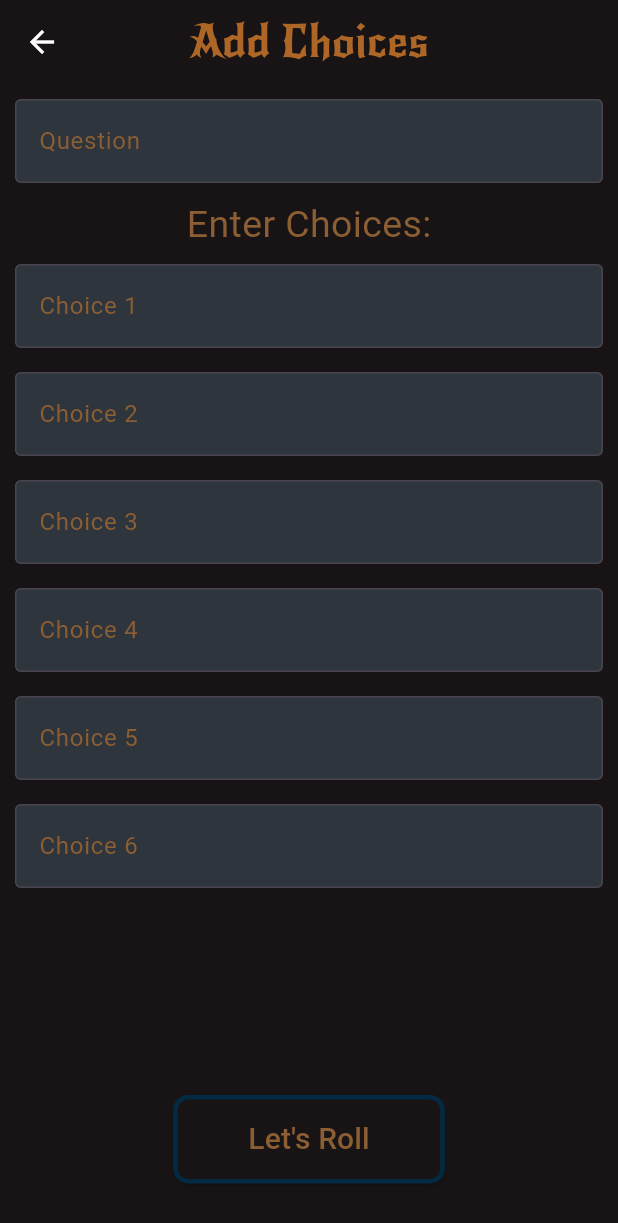
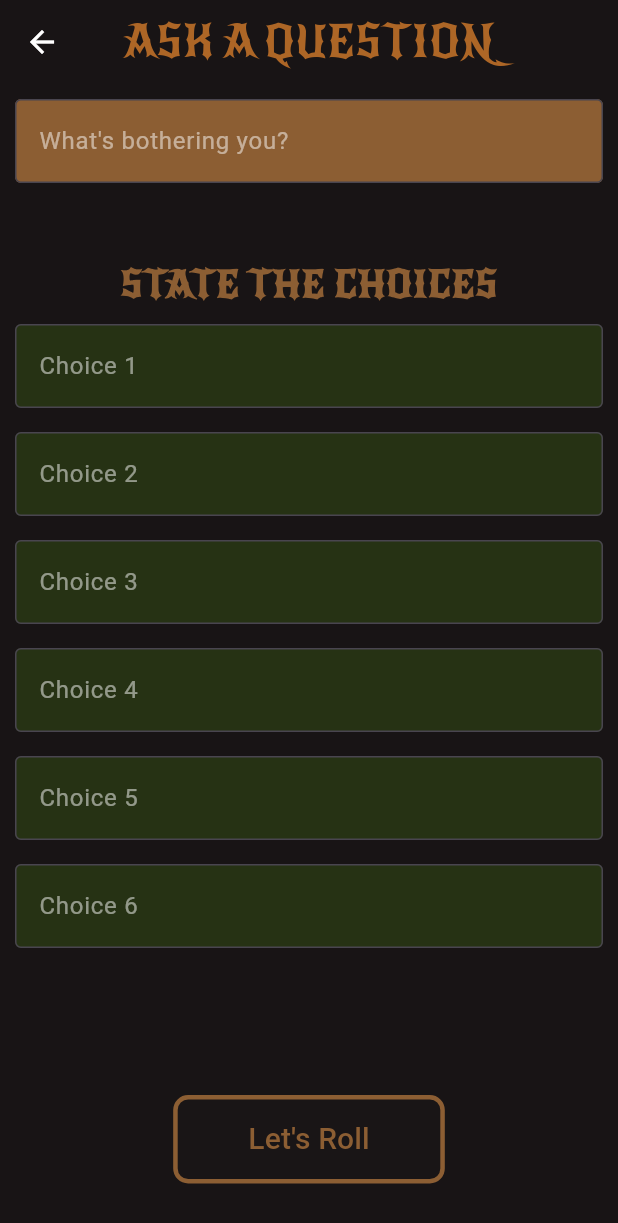
Before and after one commit to IAmMichaelP/DiceDiceDice, a Flutter app: the AddChoicesScreen screen opened directly, on a phone screen of 412 x 824 dp. Shown: the top 1223 px of the screen. Run offline on Flutter 3.47's test engine with Material 3 defaults, Android fonts, the phone set to English and light mode, and no system bars; our stand-ins replace cloud_firestore, firebase_auth, firebase_core, just_audio; missing offline and left inert: firebase_ui_auth; accounts and stored records are empty; Roboto replaces fonts that are missing (Brawler).

Commit message:
Uploaded additional screen pages

```diff
--- a/dicedicedice/lib/screens/ask_screen.dart
+++ b/dicedicedice/lib/screens/ask_screen.dart
@@ -65,7 +65,7 @@ class _AddChoicesScreenState extends State<AddChoicesScreen> {
       appBar: AppBar(
         backgroundColor: Color(0xFF181415),
         title: Text(
-          'Add Choices',
+          'ASK A QUESTION',
           style: TextStyle(
             fontFamily: 'NewRocker',
             fontSize: 30,
@@ -81,6 +81,7 @@ class _AddChoicesScreenState extends State<AddChoicesScreen> {
         child: Column(
           children: [
             TextField(
+              maxLines: null,
               controller: _questionController,
               onChanged: (value) {
                 setState(() {
@@ -89,22 +90,23 @@ class _AddChoicesScreenState extends State<AddChoicesScreen> {
               },
               decoration: InputDecoration(
                 filled: true,
-                fillColor: Color(0xFF2E353D),
+                fillColor: Color(0xFF8C5E33),
                 border: OutlineInputBorder(),
-                labelText: 'Question',
-                labelStyle: TextStyle(
-                  color: Color(0xFF8C5E33),
+                hintText: 'What\'s bothering you?',
+                hintStyle: TextStyle(
+                  color: Colors.white.withOpacity(0.5),
                 ),
               ),
               style: TextStyle(
-                color: Colors.white,
+                color: Colors.black,
               ),
             ),
-            SizedBox(height: 10),
+            SizedBox(height: 50,),
             Text(
-              'Enter Choices:',
+              'STATE THE CHOICES',
               style: TextStyle(
-                fontFamily: 'Brawler',
+                fontWeight: FontWeight.bold,
+                fontFamily: 'NewRocker',
                 fontSize: 25,
                 color: Color(0xFF8C5E33),
               ),
@@ -124,11 +126,11 @@ class _AddChoicesScreenState extends State<AddChoicesScreen> {
                       },
                       decoration: InputDecoration(
                         filled: true,
-                        fillColor: Color(0xFF2E353D),
+                        fillColor: Color(0xFF263214),
                         border: OutlineInputBorder(),
-                        labelText: 'Choice ${index + 1}',
-                        labelStyle: TextStyle(
-                          color: Color(0xFF8C5E33),
+                        hintText: 'Choice ${index + 1}',
+                        hintStyle: TextStyle(
+                          color: Colors.white.withOpacity(0.5),
                         ),
                       ),
                       style: TextStyle(
@@ -141,7 +143,7 @@ class _AddChoicesScreenState extends State<AddChoicesScreen> {
             ),
             SizedBox(height: 20),
             ElevatedButton(
-              onPressed: () {
+              onPressed: (_question.isNotEmpty && _choices.any((choice) => choice.isNotEmpty)) ? () {
                 List<String> choices = _controllers
                     .where((controller) => controller.text.isNotEmpty)
                     .map((controller) => controller.text)
@@ -159,13 +161,13 @@ class _AddChoicesScreenState extends State<AddChoicesScreen> {
                     ),
                   ),
                 );
-              },
-        style: ElevatedButton.styleFrom(
+              } : null,
+              style: ElevatedButton.styleFrom(
                 backgroundColor: Color(0xFF181415),
                 shape: RoundedRectangleBorder(
                   borderRadius: BorderRadius.circular(10.0),
                 ),
-                side: BorderSide(color: Color(0xFF042942), width: 3.0),
+                side: BorderSide(color: Color(0xFF8C5E33), width: 3.0),
                 padding: EdgeInsets.symmetric(horizontal: 50, vertical: 15),
               ),
               child: Text(
```
Also changed, not shown: dicedicedice/lib/screens/result_screen.dart (added, +121 -0 lines), dicedicedice/lib/screens/roll_screen.dart (added, +106 -0 lines).
